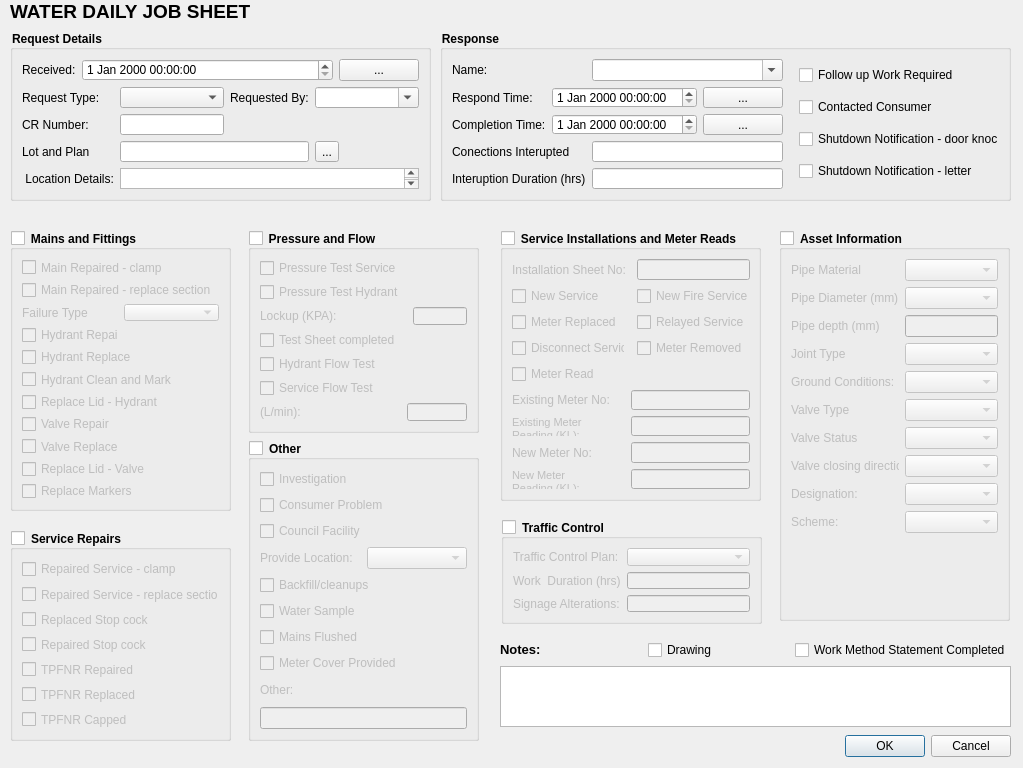
NathanW2/qmap, file forms/formWaterJobs/form.ui: the form before one commit.
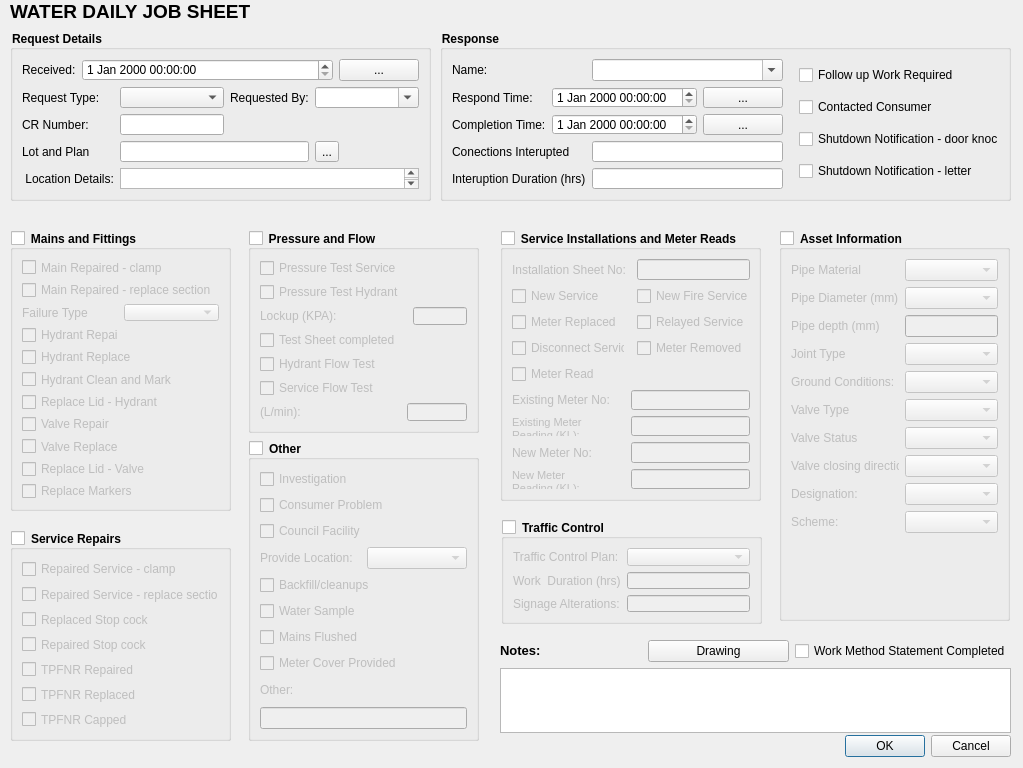
The form after the commit.

Commit message: Add first go at a drawing pad

The edit to the form file:
```diff
--- a/forms/formWaterJobs/form.ui
+++ b/forms/formWaterJobs/form.ui
@@ -1663,13 +1663,13 @@
     </item>
    </layout>
   </widget>
-  <widget class="QWidget" name="">
+  <widget class="QWidget" name="layoutWidget">
    <property name="geometry">
     <rect>
      <x>500</x>
      <y>640</y>
      <width>511</width>
-     <height>87</height>
+     <height>93</height>
     </rect>
    </property>
    <layout class="QGridLayout" name="gridLayout_7">
@@ -1684,13 +1684,6 @@
       </property>
      </widget>
     </item>
-    <item row="0" column="1">
-     <widget class="QCheckBox" name="Drawing">
-      <property name="text">
-       <string>Drawing</string>
-      </property>
-     </widget>
-    </item>
     <item row="0" column="2">
      <widget class="QCheckBox" name="WorkMethodStatement">
       <property name="text">
@@ -1711,7 +1704,14 @@
 &lt;html&gt;&lt;head&gt;&lt;meta name=&quot;qrichtext&quot; content=&quot;1&quot; /&gt;&lt;style type=&quot;text/css&quot;&gt;
 p, li { white-space: pre-wrap; }
 &lt;/style&gt;&lt;/head&gt;&lt;body style=&quot; font-family:'MS Shell Dlg 2'; font-size:8.25pt; font-weight:400; font-style:normal;&quot;&gt;
-&lt;p style=&quot;-qt-paragraph-type:empty; margin-top:0px; margin-bottom:0px; margin-left:0px; margin-right:0px; -qt-block-indent:0; text-indent:0px;&quot;&gt;&lt;/p&gt;&lt;/body&gt;&lt;/html&gt;</string>
+&lt;p style=&quot;-qt-paragraph-type:empty; margin-top:0px; margin-bottom:0px; margin-left:0px; margin-right:0px; -qt-block-indent:0; text-indent:0px; font-size:8pt;&quot;&gt;&lt;/p&gt;&lt;/body&gt;&lt;/html&gt;</string>
+      </property>
+     </widget>
+    </item>
+    <item row="0" column="1">
+     <widget class="QPushButton" name="Drawing">
+      <property name="text">
+       <string>Drawing</string>
       </property>
      </widget>
     </item>
```
The commit also changes 17 other files.
